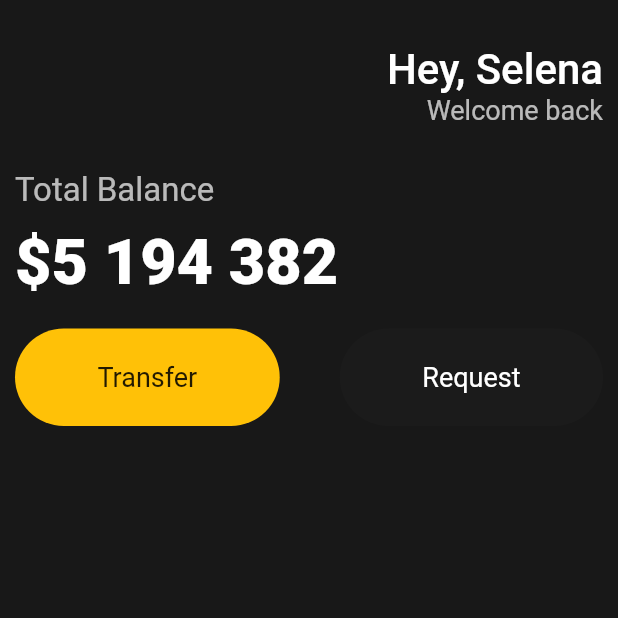
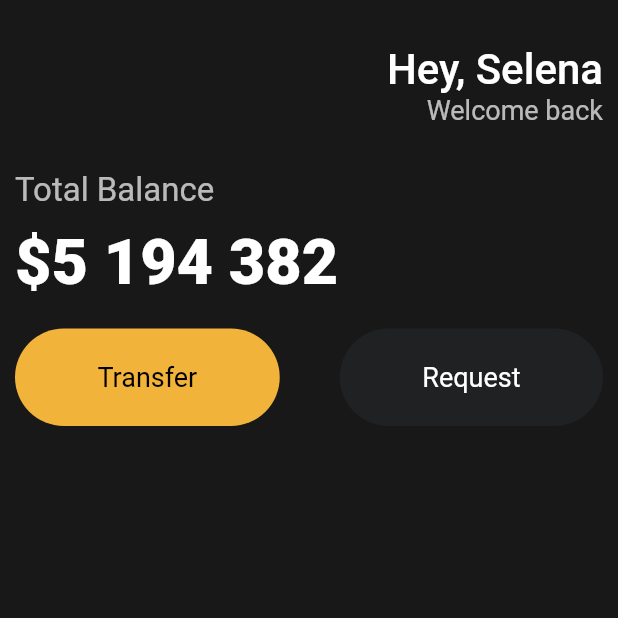
Before and after one commit to Mu-jun/flutter_toonflix, a Flutter app: the screen it shows after launch, on a phone screen of 412 x 824 dp, the top half of it. Run offline on Flutter 3.47's test engine with Material 2 defaults, Android fonts, the phone set to English and light mode, and no system bars.

Commit message:
Reusable Widgets

```diff
--- a/lib/main.dart
+++ b/lib/main.dart
@@ -1,4 +1,5 @@
 import 'package:flutter/material.dart';
+import 'package:flutter_toonflix/widgets/button.dart';
 
 void main() {
   runApp(const MyApp());
@@ -63,35 +64,18 @@ class MyApp extends StatelessWidget {
                     ),
                   ),
                   const SizedBox(height: 20),
-                  Row(
+                  const Row(
                     mainAxisAlignment: MainAxisAlignment.spaceBetween,
                     children: [
-                      Container(
-                        decoration: BoxDecoration(
-                            color: Colors.amber,
-                            borderRadius: BorderRadius.circular(50)),
-                        padding: const EdgeInsets.symmetric(
-                          vertical: 22,
-                          horizontal: 55,
-                        ),
-                        child: const Text(
-                          'Transfer',
-                          style: TextStyle(fontSize: 18),
-                        ),
+                      Button(
+                        text: 'Transfer',
+                        textColor: Colors.black,
+                        backgroundColor: Color(0xFFF2B33A),
                       ),
-                      Container(
-                        decoration: BoxDecoration(
-                          color: const Color.fromARGB(255, 27, 27, 27),
-                          borderRadius: BorderRadius.circular(50),
-                        ),
-                        padding: const EdgeInsets.symmetric(
-                          vertical: 22,
-                          horizontal: 55,
-                        ),
-                        child: const Text(
-                          'Request',
-                          style: TextStyle(fontSize: 18, color: Colors.white),
-                        ),
+                      Button(
+                        text: 'Request',
+                        textColor: Colors.white,
+                        backgroundColor: Color(0xFF1F2123),
                       ),
                     ],
                   )
--- /dev/null
+++ b/lib/widgets/button.dart
@@ -0,0 +1,35 @@
+import 'package:flutter/material.dart';
+
+class Button extends StatelessWidget {
+  final String text;
+  final Color textColor;
+  final Color backgroundColor;
+
+  const Button({
+    super.key,
+    required this.text,
+    required this.textColor,
+    required this.backgroundColor,
+  });
+
+  @override
+  Widget build(BuildContext context) {
+    return Container(
+      decoration: BoxDecoration(
+        color: backgroundColor,
+        borderRadius: BorderRadius.circular(50),
+      ),
+      padding: const EdgeInsets.symmetric(
+        vertical: 22,
+        horizontal: 55,
+      ),
+      child: Text(
+        text,
+        style: TextStyle(
+          fontSize: 18,
+          color: textColor,
+        ),
+      ),
+    );
+  }
+}
```
